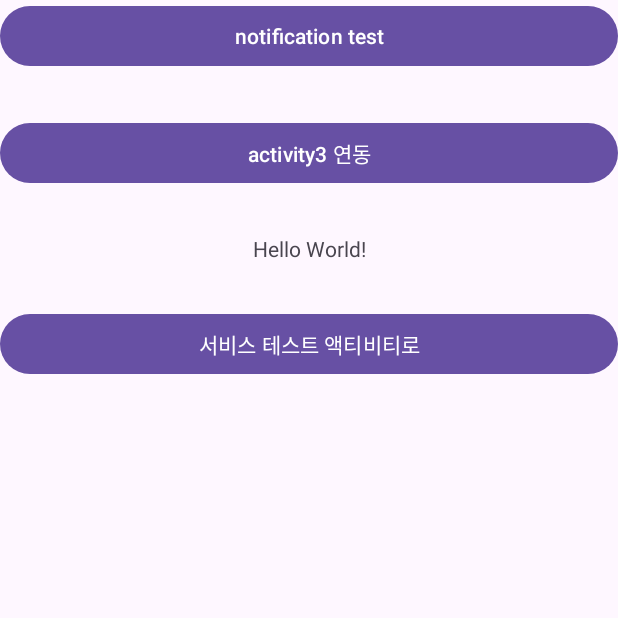
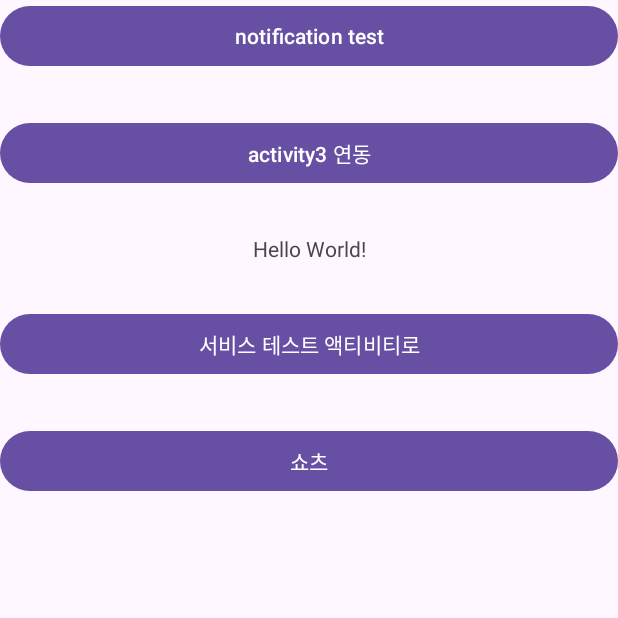
Before and after one commit to moduri/android2, an Android app: the screen it shows after launch (MainActivity), on a phone screen of 412 x 824 dp, the top half of it. Run offline under Robolectric (Android 15) with nearby library versions, the phone set to English and light mode, and no system bars.

```diff
--- a/app/build.gradle
+++ b/app/build.gradle
@@ -29,8 +29,9 @@ android {
         abortOnError false
         checkReleaseBuilds false
     }
-    buildFeatures {
-        viewBinding = true
+
+    viewBinding {
+        enabled = true
     }
 }
 
--- a/app/src/main/AndroidManifest.xml
+++ b/app/src/main/AndroidManifest.xml
@@ -5,7 +5,7 @@
 
     <uses-permission android:name="android.permission.INTERNET" />
     <uses-permission android:name="android.permission.POST_NOTIFICATIONS" />
-    <uses-permission android:name="android.permission.FOREGROUND_SERVICE"/>
+    <uses-permission android:name="android.permission.FOREGROUND_SERVICE" />
 
     <application
         android:allowBackup="true"
@@ -17,6 +17,9 @@
         android:supportsRtl="true"
         android:theme="@style/Theme.MyApp2"
         tools:targetApi="31">
+        <activity
+            android:name=".ShortsActivity"
+            android:exported="false" />
         <activity
             android:name=".ServiceTestActivity"
             android:exported="false" />
@@ -50,7 +53,6 @@
             </intent-filter>
         </service>
         <service android:name=".service.AlarmIntentService" />
-
     </application>
 
 </manifest>
--- a/app/src/main/java/com/dhprac/myapp2/MainActivity.java
+++ b/app/src/main/java/com/dhprac/myapp2/MainActivity.java
@@ -47,8 +47,10 @@ public class MainActivity extends AppCompatActivity {
         Button btn = findViewById(R.id.notification_btn);
         Button activity3Btn = findViewById(R.id.notification_btn2);
         Button serviceBtn = findViewById(R.id.btn_service);
+        Button shortsBtn = findViewById(R.id.btn_shorts);
 
         tv.setOnClickListener(new FCMClickListener());
+        shortsBtn.setOnClickListener(new ShortsActivityOnClickListener());
 
         // Notification 채널을 등록
         addNotificationChannel(NOTIFICATION_CHANNEL, NOTIFICATION_NAME);
@@ -132,6 +134,14 @@ public class MainActivity extends AppCompatActivity {
         }
     }
 
+    class ShortsActivityOnClickListener implements View.OnClickListener {
+        @Override
+        public void onClick(View v) {
+            Intent intent = new Intent(MainActivity.this, ShortsActivity.class);
+            startActivity(intent);
+        }
+    }
+
     class Notification2ClickListener implements View.OnClickListener {
         @Override
         public void onClick(View v) {
--- a/app/src/main/res/layout/activity_main.xml
+++ b/app/src/main/res/layout/activity_main.xml
@@ -42,4 +42,11 @@
         android:layout_marginTop="30dp"
         android:text="서비스 테스트 액티비티로"/>
 
+    <Button
+        android:id="@+id/btn_shorts"
+        android:layout_width="match_parent"
+        android:layout_height="wrap_content"
+        android:layout_marginTop="30dp"
+        android:text="쇼츠"/>
+
 </LinearLayout>
```
Also changed, not shown: app/src/main/java/com/dhprac/myapp2/ShortsActivity.java (added, +20 -0 lines), app/src/main/res/layout/activity_shorts.xml (added, +9 -0 lines).
